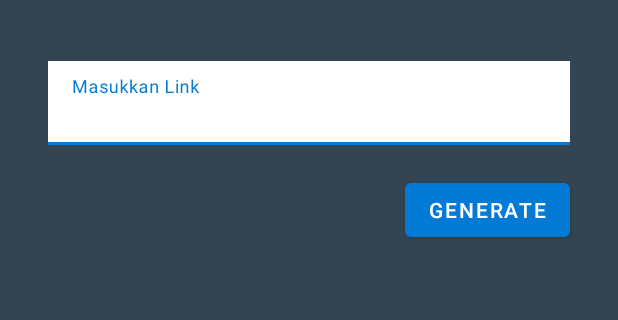
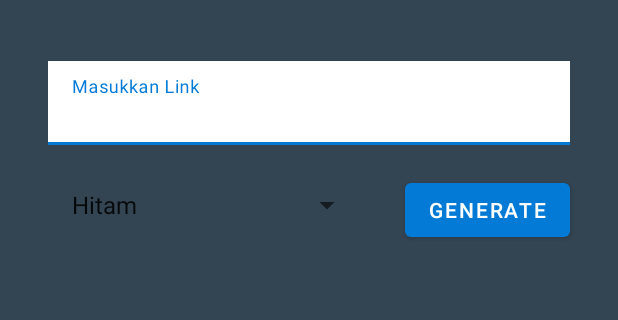
Before and after one commit to ResOpt/pbo-android-qrcode, an Android app: the screen it shows after launch (MainActivity), on a phone screen of 412 x 824 dp, the part 89-409 px from its top. Run offline under Robolectric (Android 15) with nearby library versions, the phone set to English and light mode, and no system bars.

Commit message:
Add dropdown, and everything

```diff
--- a/app/src/main/res/layout/activity_main.xml
+++ b/app/src/main/res/layout/activity_main.xml
@@ -4,10 +4,12 @@
     xmlns:tools="http://schemas.android.com/tools"
     android:layout_width="match_parent"
     android:layout_height="match_parent"
-    tools:context=".MainActivity"
     android:background="@color/bg2"
-    >
-    <include layout="@layout/navbar" android:id="@+id/navbar"/>
+    tools:context=".MainActivity">
+
+    <include
+        android:id="@+id/navbar"
+        layout="@layout/navbar" />
 
     <com.google.android.material.textfield.TextInputLayout
         android:id="@+id/textInputLayout"
@@ -25,8 +27,8 @@
             android:id="@+id/inp"
             android:layout_width="match_parent"
             android:layout_height="wrap_content"
-            android:hint="Masukkan Link"
-            android:background="@color/white"/>
+            android:background="@color/white"
+            android:hint="Masukkan Link" />
 
     </com.google.android.material.textfield.TextInputLayout>
 
@@ -37,6 +39,7 @@
         android:layout_marginTop="19dp"
         android:layout_marginEnd="32dp"
         android:text="Generate"
+        android:visibility="visible"
         app:layout_constraintEnd_toEndOf="parent"
         app:layout_constraintTop_toBottomOf="@+id/textInputLayout" />
 
@@ -57,74 +60,41 @@
         app:layout_constraintTop_toTopOf="@+id/navbar"
         tools:srcCompat="@android:color/transparent" />
 
-    <RelativeLayout
-        android:id="@+id/colorPicker"
-        android:layout_width="match_parent"
-        android:layout_height="wrap_content"
+    <Spinner
+        android:id="@+id/spinner"
+        android:layout_width="210dp"
+        android:layout_height="48dp"
         android:layout_marginStart="32dp"
         android:layout_marginTop="16dp"
-        android:layout_marginEnd="32dp"
-        android:visibility="gone"
-        app:layout_constraintEnd_toEndOf="parent"
+        android:layout_marginEnd="25dp"
+        app:layout_constraintEnd_toStartOf="@+id/button"
+        app:layout_constraintHorizontal_bias="0.0"
         app:layout_constraintStart_toStartOf="parent"
-        app:layout_constraintTop_toBottomOf="@+id/button">
-
-        <RadioGroup xmlns:android="http://schemas.android.com/apk/res/android"
-            android:id="@+id/radio_group"
-            android:layout_width="match_parent"
-            android:layout_height="wrap_content"
-            android:orientation="horizontal">
-
-            <RadioButton
-                android:id="@+id/buttonBlack"
-                android:layout_width="wrap_content"
-                android:layout_height="wrap_content"
-                android:checked="false"
-                android:text="Default" />
-
-            <RadioButton
-                android:id="@+id/buttonRed"
-                android:layout_width="wrap_content"
-                android:layout_height="wrap_content"
-                android:layout_toEndOf="@+id/buttonBlack"
-                android:text="Red" />
-
-            <RadioButton
-                android:id="@+id/buttonYellow"
-                android:layout_width="wrap_content"
-                android:layout_height="wrap_content"
-                android:layout_toEndOf="@+id/buttonRed"
-                android:text="Yellow" />
-
-            <RadioButton
-                android:id="@+id/buttonGreen"
-                android:layout_width="wrap_content"
-                android:layout_height="wrap_content"
-                android:layout_toEndOf="@+id/buttonYellow"
-                android:text="Green" />
-        </RadioGroup>
-    </RelativeLayout>
-    <TextView
-        android:id="@+id/desc"
-        android:layout_width="wrap_content"
-        android:layout_height="wrap_content"
-        android:layout_marginTop="20dp"
-        android:layout_marginStart="40dp"
-        app:layout_constraintTop_toBottomOf="@+id/colorPicker"
-        app:layout_constraintStart_toStartOf="parent"
-        android:inputType="textMultiLine"
-        android:visibility="gone"
-        android:textColor="@color/black"
-        />
+        app:layout_constraintTop_toBottomOf="@+id/textInputLayout"
+        tools:ignore="SpeakableTextPresentCheck" />
 
     <Button
         android:id="@+id/buttonSave"
-        android:layout_marginTop="20dp"
-        android:layout_marginStart="32dp"
         android:layout_width="wrap_content"
         android:layout_height="wrap_content"
-        app:layout_constraintStart_toStartOf="parent"
+        android:layout_marginStart="40dp"
+        android:layout_marginTop="93dp"
         android:text="Save"
         android:visibility="gone"
-        app:layout_constraintTop_toBottomOf="@+id/desc"/>
+        app:layout_constraintStart_toStartOf="parent"
+        app:layout_constraintTop_toBottomOf="@+id/img" />
+
+    <Button
+        android:id="@+id/button2"
+        android:layout_width="wrap_content"
+        android:layout_height="wrap_content"
+        android:layout_marginStart="152dp"
+        android:layout_marginTop="92dp"
+        android:text="Reset"
+        android:visibility="gone"
+        app:layout_constraintEnd_toEndOf="parent"
+        app:layout_constraintHorizontal_bias="0.255"
+        app:layout_constraintStart_toEndOf="@+id/buttonSave"
+        app:layout_constraintTop_toBottomOf="@+id/img" />
+
 </androidx.constraintlayout.widget.ConstraintLayout>
```
Also changed, not shown: app/src/main/java/com/example/qrcodegenerator/MainActivity.kt (+121 -53 lines), 1 other file.
